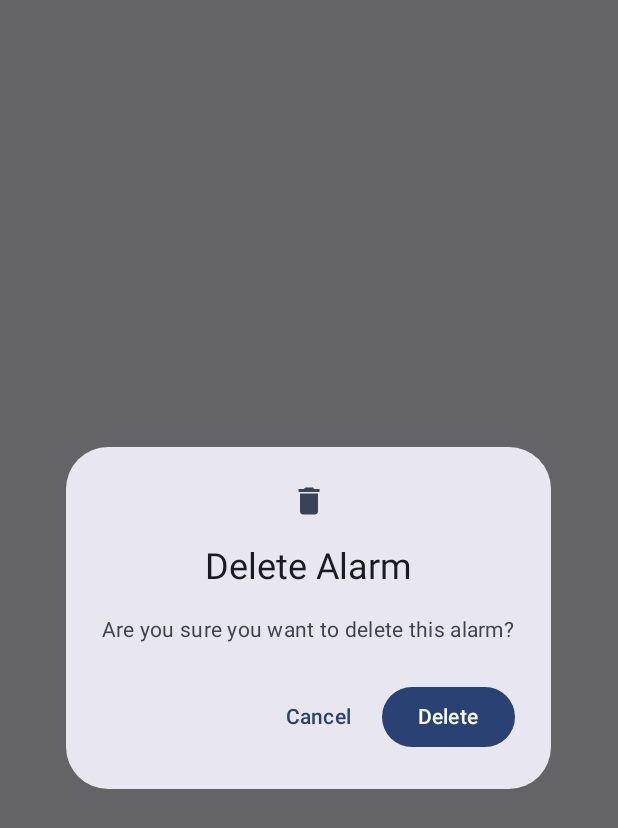
After one commit to aacmal/wakeupwoi, an Android app built with Jetpack Compose: the composable ConfirmDeleteAlarmDialog shown on its own in the app's theme, on a phone screen of 412 x 824 dp. The commit adds this screen. Shown: the top 828 px of the screen. Run offline under Robolectric (Android 15) with nearby library versions, the phone set to English and light mode, and no system bars.

Commit message:
added delete alarm functionality

```diff
--- /dev/null
+++ b/app/src/main/java/com/acml/wakeupwoi/ui/components/ConfirmDeleteAlarmDialog.kt
@@ -0,0 +1,46 @@
+package com.acml.wakeupwoi.ui.components
+
+import androidx.compose.foundation.background
+import androidx.compose.material.icons.Icons
+import androidx.compose.material.icons.filled.Delete
+import androidx.compose.material3.AlertDialog
+import androidx.compose.material3.Button
+import androidx.compose.material3.Icon
+import androidx.compose.material3.MaterialTheme
+import androidx.compose.material3.Text
+import androidx.compose.material3.TextButton
+import androidx.compose.runtime.Composable
+import androidx.compose.ui.Modifier
+import androidx.compose.ui.graphics.Color
+
+@Composable
+fun ConfirmDeleteAlarmDialog(
+    onDismissRequest: () -> Unit,
+    onConfirm: () -> Unit,
+    modifier: Modifier = Modifier
+) {
+    AlertDialog(
+        onDismissRequest = {
+            onDismissRequest()
+        },
+        confirmButton = {
+            Button(onClick = onConfirm) {
+                Text(text = "Delete")
+            }
+        },
+        dismissButton = {
+            TextButton(onClick = { onDismissRequest() }) {
+                Text(text = "Cancel")
+            }
+        },
+        icon = {
+            Icon(imageVector = Icons.Default.Delete, contentDescription = "Delete Alarm")
+        },
+        title = {
+            Text(text = "Delete Alarm")
+        },
+        text = {
+            Text(text = "Are you sure you want to delete this alarm?")
+        }
+    )
+}
--- a/app/src/main/java/com/acml/wakeupwoi/ui/screens/alarm/Screen.kt
+++ b/app/src/main/java/com/acml/wakeupwoi/ui/screens/alarm/Screen.kt
@@ -28,10 +28,13 @@ fun AlarmScreen(alarmViewModel: AlarmViewModel = viewModel()) {
             lazyItems(items = alarms) { alarm ->
                 AlarmList(
                     time = alarm.time,
-                    label = alarm.label,
+                    label = "Alarm ${alarms.indexOf(alarm) + 1}",
                     isActive = alarm.isActive,
                     onActiveChange = {
                         alarmViewModel.updateAlarm(alarm.copy(isActive = it))
+                    },
+                    onDelete = {
+                        alarmViewModel.removeAlarm(alarm)
                     }
                 )
             }
```
Also changed, not shown: app/src/main/java/com/acml/wakeupwoi/ui/components/AlarmList.kt (+27 -6 lines).
